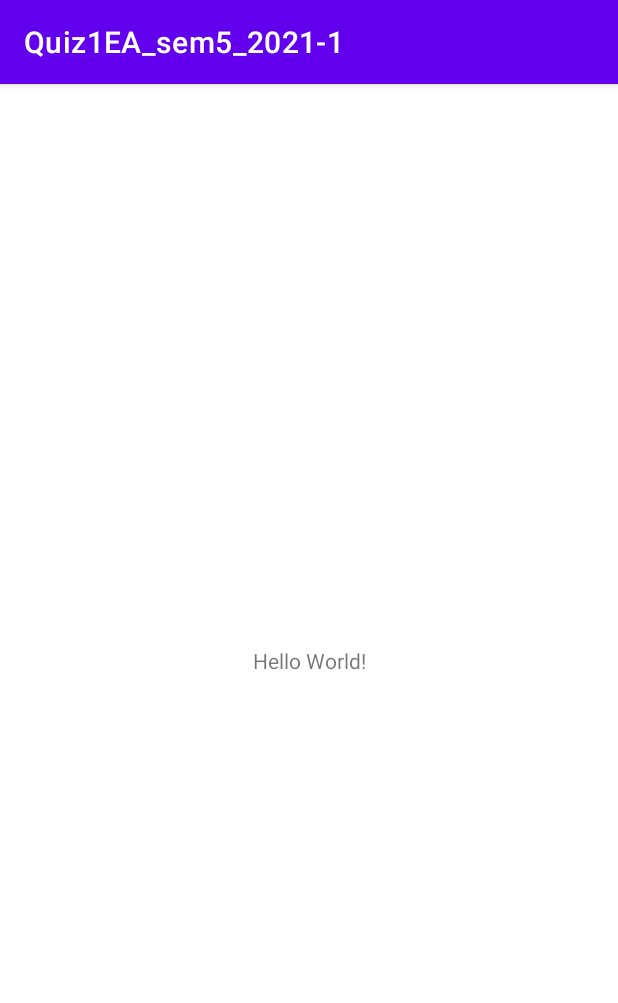
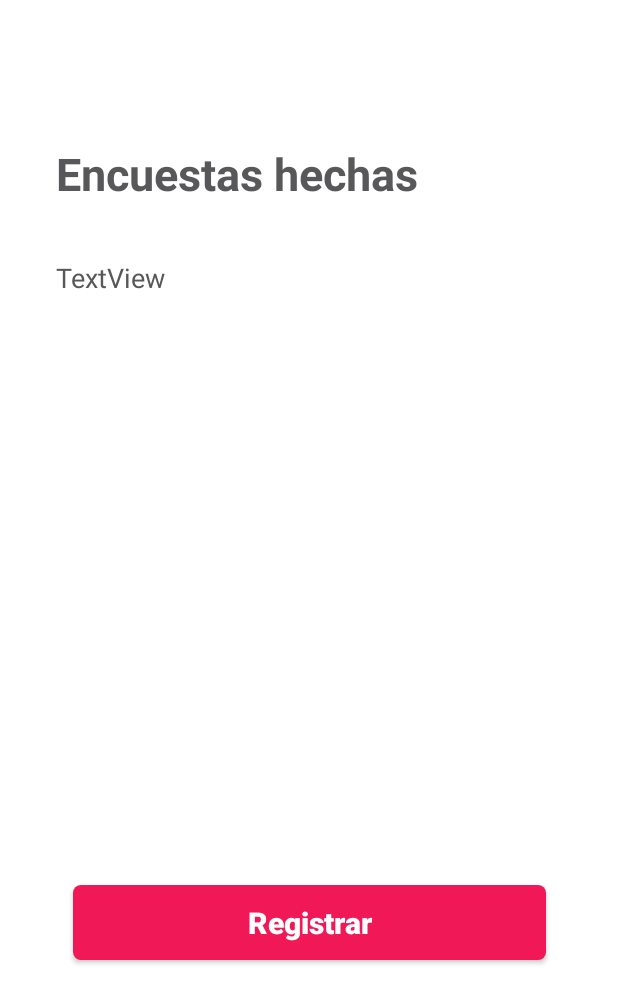
Before and after one commit to NymaXx/Quiz1EA_sem5_2021-1, an Android app: the screen it shows after launch (MainActivity), on a phone screen of 412 x 824 dp. Shown: the top 1003 px of the screen. Run offline under Robolectric (Android 15) with nearby library versions, the phone set to English and light mode, and no system bars.

Commit message:
organizacion visual de todas las actividades

```diff
--- a/app/src/main/AndroidManifest.xml
+++ b/app/src/main/AndroidManifest.xml
@@ -9,6 +9,9 @@
         android:roundIcon="@mipmap/ic_launcher_round"
         android:supportsRtl="true"
         android:theme="@style/Theme.Quiz1EA_sem5_20211">
+        <activity android:name=".Sintomas"></activity>
+        <activity android:name=".NexoEpidemiologico" />
+        <activity android:name=".NuevoRegistro" />
         <activity android:name=".MainActivity">
             <intent-filter>
                 <action android:name="android.intent.action.MAIN" />
--- a/app/src/main/java/com/example/quiz1ea_sem5_2021_1/MainActivity.java
+++ b/app/src/main/java/com/example/quiz1ea_sem5_2021_1/MainActivity.java
@@ -3,12 +3,29 @@ package com.example.quiz1ea_sem5_2021_1;
 import androidx.appcompat.app.AppCompatActivity;
 
 import android.os.Bundle;
+import android.view.View;
+import android.widget.Button;
+import android.widget.TextView;
 
-public class MainActivity extends AppCompatActivity {
+public class MainActivity extends AppCompatActivity implements View.OnClickListener{
+
+    private TextView namesList;
+    private Button registerButton;
 
     @Override
     protected void onCreate(Bundle savedInstanceState) {
         super.onCreate(savedInstanceState);
         setContentView(R.layout.activity_main);
+
+        namesList = findViewById(R.id.namesList);
+        registerButton = findViewById(R.id.registerButton);
+
+        registerButton.setOnClickListener(this);
+    }
+
+
+    @Override
+    public void onClick(View v) {
+
     }
 }
--- /dev/null
+++ b/app/src/main/res/drawable/background.xml
@@ -0,0 +1,10 @@
+<?xml version="1.0" encoding="utf-8"?>
+<shape android:shape="rectangle"
+    xmlns:android="http://schemas.android.com/apk/res/android">
+
+<solid android:color="#FFF01856"></solid>
+    <corners android:radius="5dp"></corners>
+
+
+
+</shape>
--- a/app/src/main/res/layout/activity_main.xml
+++ b/app/src/main/res/layout/activity_main.xml
@@ -4,15 +4,47 @@
     xmlns:tools="http://schemas.android.com/tools"
     android:layout_width="match_parent"
     android:layout_height="match_parent"
+    android:background="#FFFFFF"
     tools:context=".MainActivity">
 
+    <Button
+        android:id="@+id/registerButton"
+        android:layout_width="315dp"
+        android:layout_height="50dp"
+        android:layout_marginTop="590dp"
+        android:background="@drawable/background"
+        android:text="Registrar"
+        android:textAllCaps="false"
+        android:textColor="#FFFFFF"
+        android:textSize="20sp"
+        android:textStyle="bold"
+        app:layout_constraintEnd_toEndOf="parent"
+        app:layout_constraintStart_toStartOf="parent"
+        app:layout_constraintTop_toTopOf="parent" />
+
     <TextView
-        android:layout_width="wrap_content"
-        android:layout_height="wrap_content"
-        android:text="Hello World!"
-        app:layout_constraintBottom_toBottomOf="parent"
-        app:layout_constraintLeft_toLeftOf="parent"
-        app:layout_constraintRight_toRightOf="parent"
+        android:id="@+id/namesList"
+        android:layout_width="332dp"
+        android:layout_height="50dp"
+        android:layout_marginStart="37dp"
+        android:layout_marginTop="29dp"
+        android:text="TextView"
+        android:textColor="#58585A"
+        android:textSize="18sp"
+        app:layout_constraintStart_toStartOf="parent"
+        app:layout_constraintTop_toBottomOf="@+id/title" />
+
+    <TextView
+        android:id="@+id/title"
+        android:layout_width="342dp"
+        android:layout_height="48dp"
+        android:layout_marginStart="37dp"
+        android:layout_marginTop="95dp"
+        android:text="Encuestas hechas"
+        android:textColor="#58585A"
+        android:textSize="30sp"
+        android:textStyle="bold"
+        app:layout_constraintStart_toStartOf="parent"
         app:layout_constraintTop_toTopOf="parent" />
 
 </androidx.constraintlayout.widget.ConstraintLayout>
--- a/app/src/main/res/values/colors.xml
+++ b/app/src/main/res/values/colors.xml
@@ -1,6 +1,6 @@
 <?xml version="1.0" encoding="utf-8"?>
 <resources>
-    <color name="purple_200">#FFBB86FC</color>
+    <color name="purple_200">#F01856</color>
     <color name="purple_500">#FF6200EE</color>
     <color name="purple_700">#FF3700B3</color>
     <color name="teal_200">#FF03DAC5</color>
--- a/app/src/main/res/values/themes.xml
+++ b/app/src/main/res/values/themes.xml
@@ -1,14 +1,14 @@
 <resources xmlns:tools="http://schemas.android.com/tools">
     <!-- Base application theme. -->
-    <style name="Theme.Quiz1EA_sem5_20211" parent="Theme.MaterialComponents.DayNight.DarkActionBar">
+    <style name="Theme.Quiz1EA_sem5_20211" parent="Theme.AppCompat.NoActionBar">
         <!-- Primary brand color. -->
         <item name="colorPrimary">@color/purple_500</item>
-        <item name="colorPrimaryVariant">@color/purple_700</item>
+        <item name="colorPrimaryVariant">@color/purple_500</item>
         <item name="colorOnPrimary">@color/white</item>
         <!-- Secondary brand color. -->
         <item name="colorSecondary">@color/teal_200</item>
         <item name="colorSecondaryVariant">@color/teal_700</item>
-        <item name="colorOnSecondary">@color/black</item>
+        <item name="colorOnSecondary">#F01856</item>
         <!-- Status bar color. -->
         <item name="android:statusBarColor" tools:targetApi="l">?attr/colorPrimaryVariant</item>
         <!-- Customize your theme here. -->
```
Also changed, not shown: app/src/main/java/com/example/quiz1ea_sem5_2021_1/NexoEpidemiologico.java (added, +14 -0 lines), app/src/main/java/com/example/quiz1ea_sem5_2021_1/NuevoRegistro.java (added, +14 -0 lines), app/src/main/java/com/example/quiz1ea_sem5_2021_1/Sintomas.java (added, +14 -0 lines), app/src/main/res/layout/activity_nexo_epidemiologico.xml (added, +94 -0 lines), app/src/main/res/layout/activity_nuevo_registro.xml (added, +72 -0 lines), app/src/main/res/layout/activity_sintomas.xml (added, +113 -0 lines).
